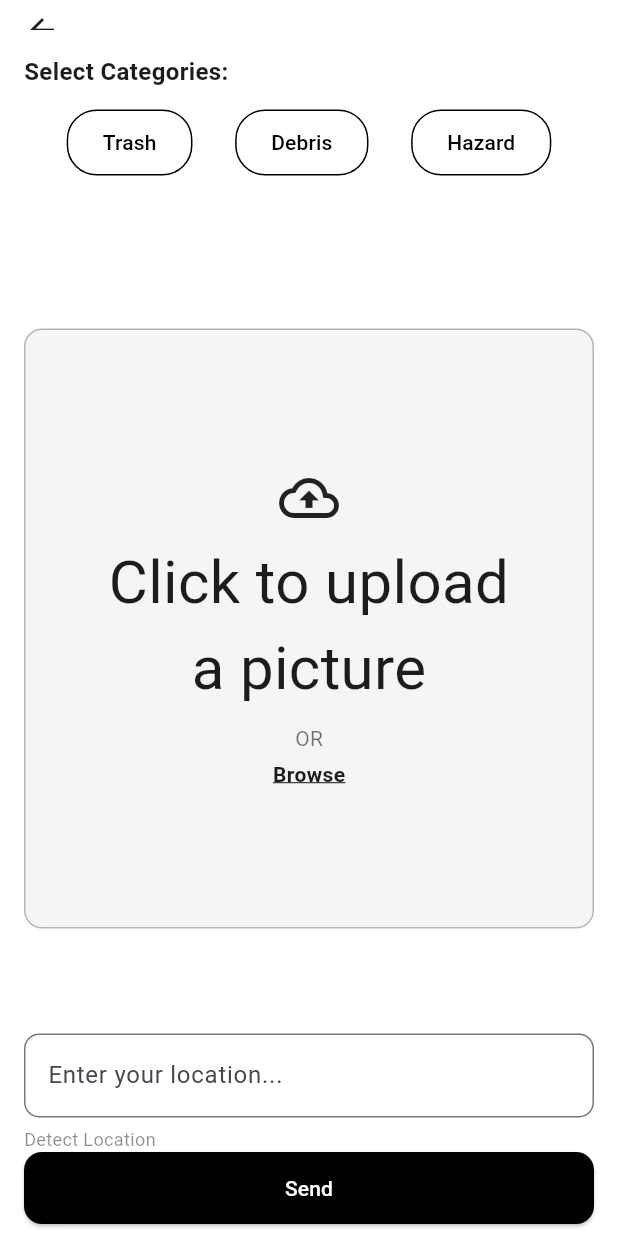
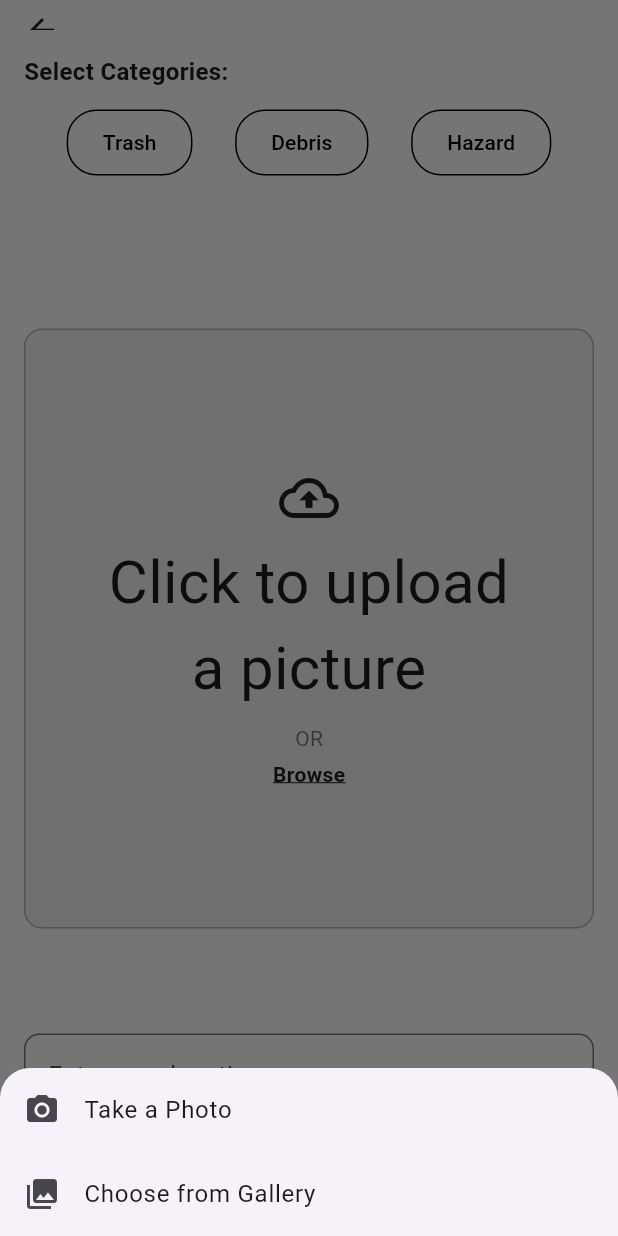
Before and after one commit to ZAYATY-260/flutter_application_1, a Flutter app: the UploadReport screen opened directly, after a tap on an icon or button, on a phone screen of 412 x 824 dp. Run offline on Flutter 3.47's test engine with Material 3 defaults, Android fonts, the phone set to English and light mode, and no system bars; our stand-ins replace google_maps_flutter, image_picker.

Commit message:
image picker fixed

```diff
--- a/lib/screens/uploadReport.dart
+++ b/lib/screens/uploadReport.dart
@@ -17,15 +17,47 @@ class _UploadReportState extends State<UploadReport> {
   final ImagePicker _picker = ImagePicker();
 
   Future<void> _pickImage() async {
-    final pickedFile = await _picker.pickImage(source: ImageSource.gallery);
-
+  showModalBottomSheet(
+    context: context,
+    shape: const RoundedRectangleBorder(
+      borderRadius: BorderRadius.vertical(top: Radius.circular(20)),
+    ),
+    builder: (context) {
+      return SafeArea(
+        child: Wrap(
+          children: [
+            ListTile(
+              leading: const Icon(Icons.camera_alt),
+              title: const Text('Take a Photo'),
+              onTap: () async {
+                Navigator.pop(context);
+                final pickedFile = await _picker.pickImage(source: ImageSource.camera);
                 if (pickedFile != null) {
                   setState(() {
                     _imageFile = File(pickedFile.path);
                   });
                 }
+              },
+            ),
+            ListTile(
+              leading: const Icon(Icons.photo_library),
+              title: const Text('Choose from Gallery'),
+              onTap: () async {
+                Navigator.pop(context);
+                final pickedFile = await _picker.pickImage(source: ImageSource.gallery);
+                if (pickedFile != null) {
+                  setState(() {
+                    _imageFile = File(pickedFile.path);
+                  });
                 }
-
+              },
+            ),
+          ],
+        ),
+      );
+    },
+  );
+}
   Widget _buildCategoryButton(String label) {
     return OutlinedButton(
       onPressed: () {},
```
Also changed, not shown: lib/screens/welcome_page.dart (+3 -7 lines). Lines whose indentation alone changed are shown as unchanged.
